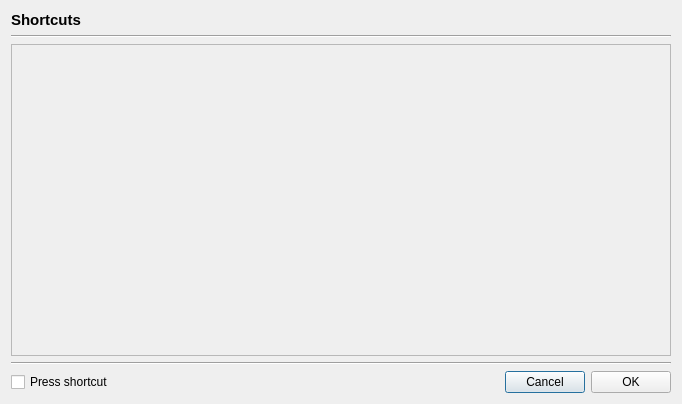
This is src/GUI/Shortcuts/GUI_Shortcuts.ui in return42/sayonara as Qt 5 draws it before an edit. The edited form follows.
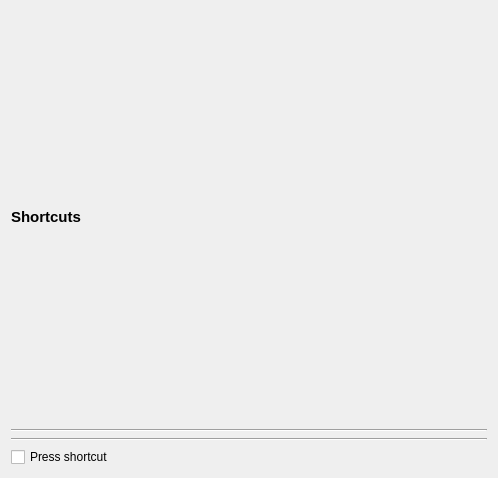
This is the edited form.

```diff
--- a/src/GUI/Shortcuts/GUI_Shortcuts.ui
+++ b/src/GUI/Shortcuts/GUI_Shortcuts.ui
@@ -1,20 +1,20 @@
 <?xml version="1.0" encoding="UTF-8"?>
 <ui version="4.0">
  <class>GUI_Shortcuts</class>
- <widget class="QDialog" name="GUI_Shortcuts">
+ <widget class="QWidget" name="GUI_Shortcuts">
   <property name="geometry">
    <rect>
     <x>0</x>
     <y>0</y>
-    <width>682</width>
-    <height>404</height>
+    <width>498</width>
+    <height>478</height>
    </rect>
   </property>
   <property name="windowTitle">
    <string>Shortcuts</string>
   </property>
   <layout class="QGridLayout" name="gridLayout">
-   <item row="0" column="0">
+   <item row="1" column="0">
     <widget class="QLabel" name="lab_title">
      <property name="font">
       <font>
@@ -32,7 +32,27 @@
     </widget>
    </item>
    <item row="4" column="0">
-    <layout class="QHBoxLayout" name="horizontalLayout">
+    <widget class="Line" name="line_2">
+     <property name="orientation">
+      <enum>Qt::Horizontal</enum>
+     </property>
+    </widget>
+   </item>
+   <item row="2" column="0">
+    <widget class="Line" name="line">
+     <property name="focusPolicy">
+      <enum>Qt::ClickFocus</enum>
+     </property>
+     <property name="orientation">
+      <enum>Qt::Horizontal</enum>
+     </property>
+    </widget>
+   </item>
+   <item row="3" column="0">
+    <layout class="QVBoxLayout" name="layout_entries"/>
+   </item>
+   <item row="5" column="0">
+    <layout class="QHBoxLayout" name="horizontalLayout_2">
      <item>
       <widget class="QCheckBox" name="cb_test">
        <property name="text">
@@ -41,7 +61,7 @@
       </widget>
      </item>
      <item>
-      <spacer name="horizontalSpacer">
+      <spacer name="horizontalSpacer_2">
        <property name="focusPolicy">
         <enum>Qt::ClickFocus</enum>
        </property>
@@ -56,67 +76,8 @@
        </property>
       </spacer>
      </item>
-     <item>
-      <widget class="QPushButton" name="btn_cancel">
-       <property name="focusPolicy">
-        <enum>Qt::ClickFocus</enum>
-       </property>
-       <property name="text">
-        <string>Cancel</string>
-       </property>
-      </widget>
-     </item>
-     <item>
-      <widget class="QPushButton" name="btn_ok">
-       <property name="focusPolicy">
-        <enum>Qt::ClickFocus</enum>
-       </property>
-       <property name="text">
-        <string>OK</string>
-       </property>
-      </widget>
-     </item>
     </layout>
    </item>
-   <item row="2" column="0">
-    <widget class="QScrollArea" name="scrollArea">
-     <property name="widgetResizable">
-      <bool>true</bool>
-     </property>
-     <widget class="QWidget" name="scrollAreaWidgetContents">
-      <property name="geometry">
-       <rect>
-        <x>0</x>
-        <y>0</y>
-        <width>664</width>
-        <height>315</height>
-       </rect>
-      </property>
-      <layout class="QGridLayout" name="gridLayout_2">
-       <item row="0" column="0">
-        <layout class="QVBoxLayout" name="layout_entries"/>
-       </item>
-      </layout>
-     </widget>
-    </widget>
-   </item>
-   <item row="1" column="0">
-    <widget class="Line" name="line">
-     <property name="focusPolicy">
-      <enum>Qt::ClickFocus</enum>
-     </property>
-     <property name="orientation">
-      <enum>Qt::Horizontal</enum>
-     </property>
-    </widget>
-   </item>
-   <item row="3" column="0">
-    <widget class="Line" name="line_2">
-     <property name="orientation">
-      <enum>Qt::Horizontal</enum>
-     </property>
-    </widget>
-   </item>
   </layout>
  </widget>
  <resources/>
```
Left out of the diff: 3 changed lines with no effect on the pictures.
